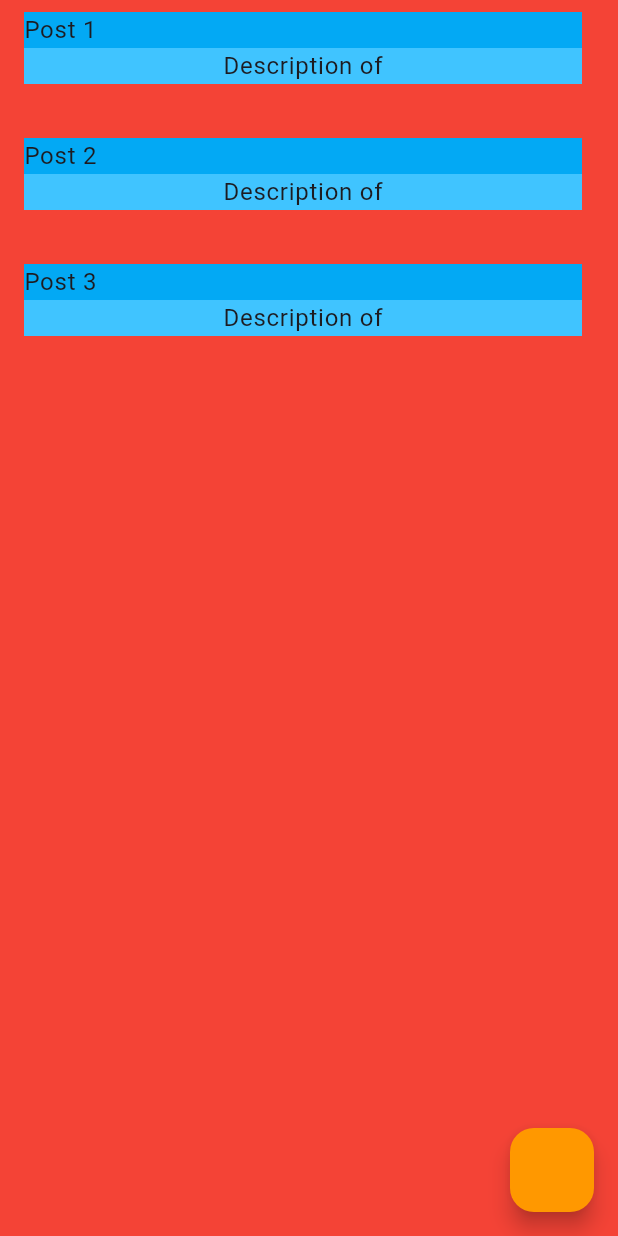
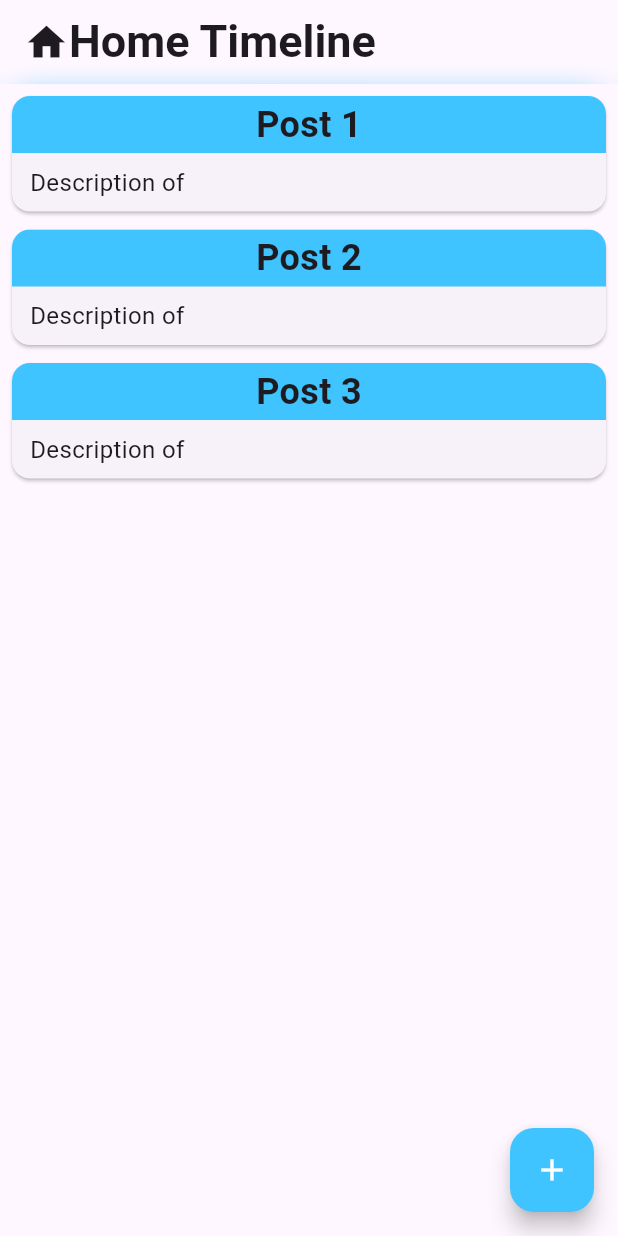
Before and after one commit to lyeslimani/esgi-5AL2-flutter-homework, a Flutter app: the screen it shows after launch, on a phone screen of 412 x 824 dp. Run offline on Flutter 3.47's test engine with Material 3 defaults, Android fonts, the light colour scheme and no system bars; our stand-ins replace bloc, flutter_bloc.

Commit message:
feat: Add Home Page

```diff
--- a/lib/main.dart
+++ b/lib/main.dart
@@ -1,6 +1,6 @@
 import 'package:flutter/material.dart';
 import 'package:flutter_bloc/flutter_bloc.dart';
-import 'package:lyes_slimani_dm/post_list.dart';
+import 'package:lyes_slimani_dm/screens/post_list/post_list_page.dart';
 import 'package:lyes_slimani_dm/shared/blocs/post_bloc/post_list_bloc.dart';
 import 'package:lyes_slimani_dm/shared/services/remote_posts/api_post_source/fake_posts_data_source.dart';
 import 'package:lyes_slimani_dm/shared/services/repositories/PostRepository.dart';
--- a/lib/post_list.dart
+++ /dev/null
@@ -1,121 +0,0 @@
-import 'package:flutter/material.dart';
-import 'package:flutter_bloc/flutter_bloc.dart';
-import 'package:lyes_slimani_dm/shared/blocs/post_bloc/post_list_bloc.dart';
-import 'package:lyes_slimani_dm/shared/exceptions/app_exception.dart';
-import 'package:lyes_slimani_dm/shared/models/post.dart';
-
-class PostListPage extends StatefulWidget {
-  const PostListPage({super.key});
-
-  @override
-  State<PostListPage> createState() => _PostListPageState();
-}
-
-class _PostListPageState extends State<PostListPage> {
-  @override
-  void initState() {
-    super.initState();
-    getAllPosts();
-  }
-
-  @override
-  Widget build(BuildContext context) {
-    return BlocBuilder<PostListBloc, PostListState>(
-      builder: (context, state) {
-        return Scaffold(
-          floatingActionButton: FloatingActionButton(
-            onPressed: onPressed,
-            backgroundColor: Colors.orange,
-          ),
-          body: RefreshIndicator(
-            onRefresh: () async {
-              getAllPosts();
-            },
-            child: Container(
-              color: Colors.red,
-              child: switch (state.status) {
-                PostListStatus.initial ||
-                PostListStatus.loading =>
-                  _buildLoading(),
-                PostListStatus.error => _buildError(state.exception),
-                PostListStatus.success => _buildSuccess(state.postLists),
-              },
-            ),
-          ),
-        );
-      },
-    );
-  }
-
-  void onPressed() {
-    createNewPost();
-  }
-
-  void getAllPosts() {
-    final postListBloc = context.read<PostListBloc>();
-    postListBloc.add(GetAllPost());
-  }
-
-  updatePost(String id, String newTitle, String newDescrption) {
-    final postListBloc = context.read<PostListBloc>();
-    postListBloc
-        .add(UpdatePost(id: id, title: newTitle, description: newDescrption));
-  }
-
-  void createNewPost() {
-    final postListBloc = context.read<PostListBloc>();
-    postListBloc.add(const CreateNewPost(
-      title: 'Post new Post',
-      description: 'Description of new post',
-    ));
-  }
-
-  _buildSuccess(List<Post> postList) {
-    return ListView.separated(
-      itemBuilder: (context, index) {
-        final post = postList[index];
-        return ListTile(
-            onLongPress: () => updatePost(post.id, 'Updated ${post.title}',
-                'Updated ${post.description}'),
-            title: Container(
-              color: Colors.lightGreen,
-              child: Column(
-                children: [
-                  Container(
-                    color: Colors.lightBlue,
-                    child: Row(
-                      children: [
-                        Text(post.title),
-                      ],
-                    ),
-                  ),
-                  Container(
-                    color: Colors.lightBlueAccent,
-                    child: Row(
-                      mainAxisAlignment: MainAxisAlignment.center,
-                      children: [
-                        Text(post.description),
-                      ],
-                    ),
-                  ),
-                ],
-              ),
-            ));
-      },
-      itemCount: postList.length,
-      separatorBuilder: (context, index) => const SizedBox(height: 20),
-    );
-  }
-
-  _buildLoading() {
-    return const Center(
-      child: CircularProgressIndicator(),
-    );
-  }
-
-  Widget _buildError(AppException? exception) {
-    return Center(
-      child: Text('Error: $exception'),
-    );
-  }
-}
--- /dev/null
+++ b/lib/screens/post_list/post_list_item.dart
@@ -0,0 +1,54 @@
+import 'package:flutter/material.dart';
+
+import '../../shared/models/post.dart';
+
+class PostListItem extends StatelessWidget {
+  final Post post;
+
+  const PostListItem({super.key, required this.post});
+
+  @override
+  Widget build(BuildContext context) {
+    return Card(
+      margin: EdgeInsets.zero,
+      clipBehavior: Clip.antiAlias,
+      shape: RoundedRectangleBorder(
+        side: BorderSide.none,
+        borderRadius: BorderRadius.circular(12),
+      ),
+      child: Column(
+        children: [
+          Container(
+            padding: const EdgeInsets.symmetric(vertical: 2, horizontal: 12),
+            color: Colors.lightBlueAccent,
+            child: Row(
+              mainAxisAlignment: MainAxisAlignment.center,
+              children: [
+                Text(
+                  post.title,
+                  style: const TextStyle(
+                    fontSize: 24,
+                    fontWeight: FontWeight.w600,
+                  ),
+                ),
+              ],
+            ),
+          ),
+          Container(
+            padding: const EdgeInsets.symmetric(vertical: 8, horizontal: 12),
+            child: Row(
+              children: [
+                Text(
+                  post.description,
+                  style: const TextStyle(
+                    fontSize: 16,
+                  ),
+                ),
+              ],
+            ),
+          ),
+        ],
+      ),
+    );
+  }
+}
--- /dev/null
+++ b/lib/screens/post_list/post_list_page.dart
@@ -0,0 +1,137 @@
+import 'dart:ui';
+
+import 'package:flutter/material.dart';
+import 'package:flutter_bloc/flutter_bloc.dart';
+import 'package:lyes_slimani_dm/screens/post_list/post_list_item.dart';
+import 'package:lyes_slimani_dm/shared/blocs/post_bloc/post_list_bloc.dart';
+import 'package:lyes_slimani_dm/shared/exceptions/app_exception.dart';
+import 'package:lyes_slimani_dm/shared/models/post.dart';
+
+class PostListPage extends StatefulWidget {
+  const PostListPage({super.key});
+
+  @override
+  State<PostListPage> createState() => _PostListPageState();
+}
+
+class _PostListPageState extends State<PostListPage> {
+  @override
+  void initState() {
+    super.initState();
+    getAllPosts();
+  }
+
+  @override
+  Widget build(BuildContext context) {
+    return Scaffold(
+      extendBodyBehindAppBar: true,
+      appBar: AppBar(
+        backgroundColor: Colors.transparent,
+        elevation: 0,
+        title: const Row(
+          children: [
+            Icon(
+              Icons.home,
+              size: 30,
+            ),
+            Text(
+              'Home Timeline',
+              style: TextStyle(
+                fontSize: 30,
+                fontWeight: FontWeight.bold,
+              ),
+            ),
+          ],
+        ),
+        flexibleSpace: PreferredSize(
+          preferredSize: Size(MediaQuery.of(context).size.width, 22),
+          child: ClipRRect(
+              child: BackdropFilter(
+                  filter: ImageFilter.blur(sigmaX: 10, sigmaY: 10),
+                  child: Container(
+                    color: Colors.transparent,
+                  ))),
+        ),
+      ),
+      floatingActionButton: FloatingActionButton(
+        onPressed: onPressed,
+        backgroundColor: Colors.lightBlueAccent,
+        child: const Icon(
+          Icons.add,
+          color: Colors.white,
+        ),
+      ),
+      body: BlocBuilder<PostListBloc, PostListState>(
+        builder: (context, state) {
+          return switch (state.status) {
+            PostListStatus.initial || PostListStatus.loading => _buildLoading(),
+            PostListStatus.error => _buildError(state.exception),
+            PostListStatus.success => _buildSuccess(state.postLists, context),
+          };
+        },
+      ),
+    );
+  }
+
+  void onPressed() {
+    createNewPost();
+  }
+
+  void getAllPosts() {
+    final postListBloc = context.read<PostListBloc>();
+    postListBloc.add(GetAllPost());
+  }
+
+  void updatePost(String id, String newTitle, String newDescrption) {
+    final postListBloc = context.read<PostListBloc>();
+    postListBloc
+        .add(UpdatePost(id: id, title: newTitle, description: newDescrption));
+  }
+
+  void createNewPost() {
+    final postListBloc = context.read<PostListBloc>();
+    postListBloc.add(const CreateNewPost(
+      title: 'Post new Post',
+      description: 'Description of new post',
+    ));
+  }
+
+  Widget _buildSuccess(List<Post> postList, BuildContext context) {
+    return Container(
+      padding: const EdgeInsets.fromLTRB(0, 8, 0, 0),
+      child: RefreshIndicator(
+        displacement: Scaffold.of(context).appBarMaxHeight ?? 40,
+        onRefresh: () async {
+          getAllPosts();
+        },
+        child: ListView.separated(
+          itemBuilder: (context, index) {
+            final post = postList[index];
+            return ListTile(
+              minVerticalPadding: 0,
+              contentPadding:
+                  const EdgeInsets.symmetric(horizontal: 8, vertical: 0),
+              onLongPress: () => updatePost(post.id, 'Updated ${post.title}',
+                  'Updated ${post.description}'),
+              title: PostListItem(post: post),
+            );
+          },
+          itemCount: postList.length,
+          separatorBuilder: (context, index) => const SizedBox(height: 12),
+        ),
+      ),
+    );
+  }
+
+  Widget _buildLoading() {
+    return const Center(
+      child: CircularProgressIndicator(),
+    );
+  }
+
+  Widget _buildError(AppException? exception) {
+    return Center(
+      child: Text('Error: $exception'),
+    );
+  }
+}
```
